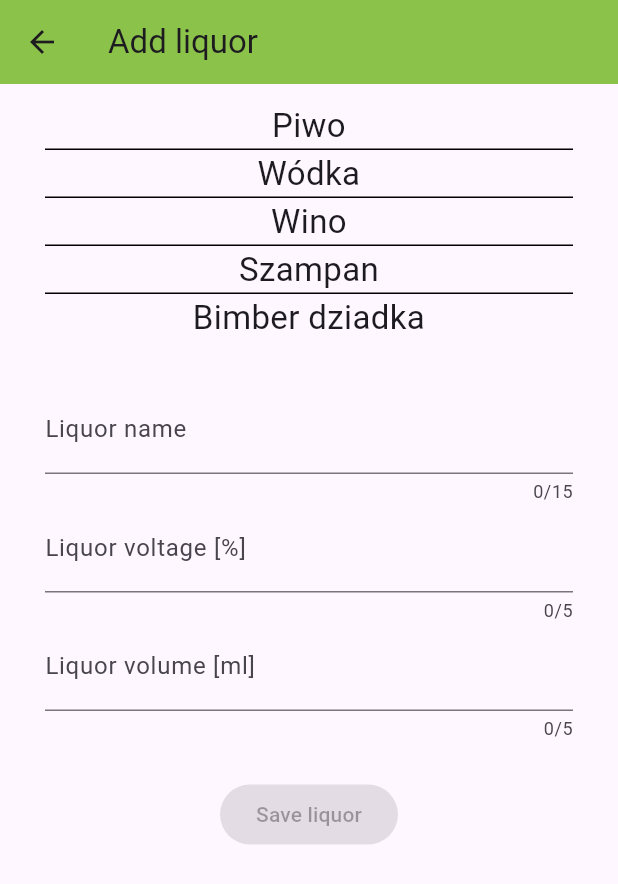
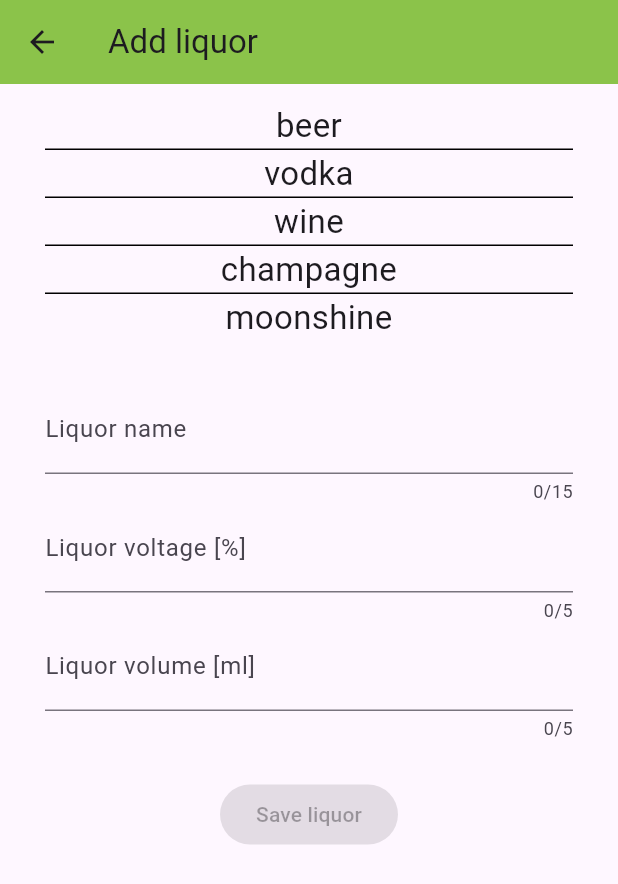
Before and after one commit to gawlas149/Alkomat, a Flutter app: the AddLiquorPage screen opened by its route, on a phone screen of 412 x 824 dp. Shown: the top 884 px of the screen. Run offline on Flutter 3.47's test engine with Material 3 defaults, Android fonts, the phone set to English and light mode, and no system bars; our stand-ins replace get, shared_preferences; accounts and stored records are empty.

Commit message:
Update add_liquor_page.dart

```diff
--- a/lib/add_liquor/add_liquor_page.dart
+++ b/lib/add_liquor/add_liquor_page.dart
@@ -149,11 +149,11 @@ class AddLiquorController extends GetxController {
   RxBool volumeCorrect = false.obs;
 
   final List<dynamic> definedLiquors = [
-    ['Piwo', '6', '500'],
-    ['Wódka', '40', '30'],
-    ['Wino', '10.5', '150'],
-    ['Szampan', '12', '125'],
-    ['Bimber dziadka', '75', '30'],
+    ['beer'.tr, '6', '500'],
+    ['vodka'.tr, '40', '30'],
+    ['wine'.tr, '10.5', '150'],
+    ['champagne'.tr, '12', '125'],
+    ['moonshine'.tr, '75', '30'],
   ];
 
   @override
```
